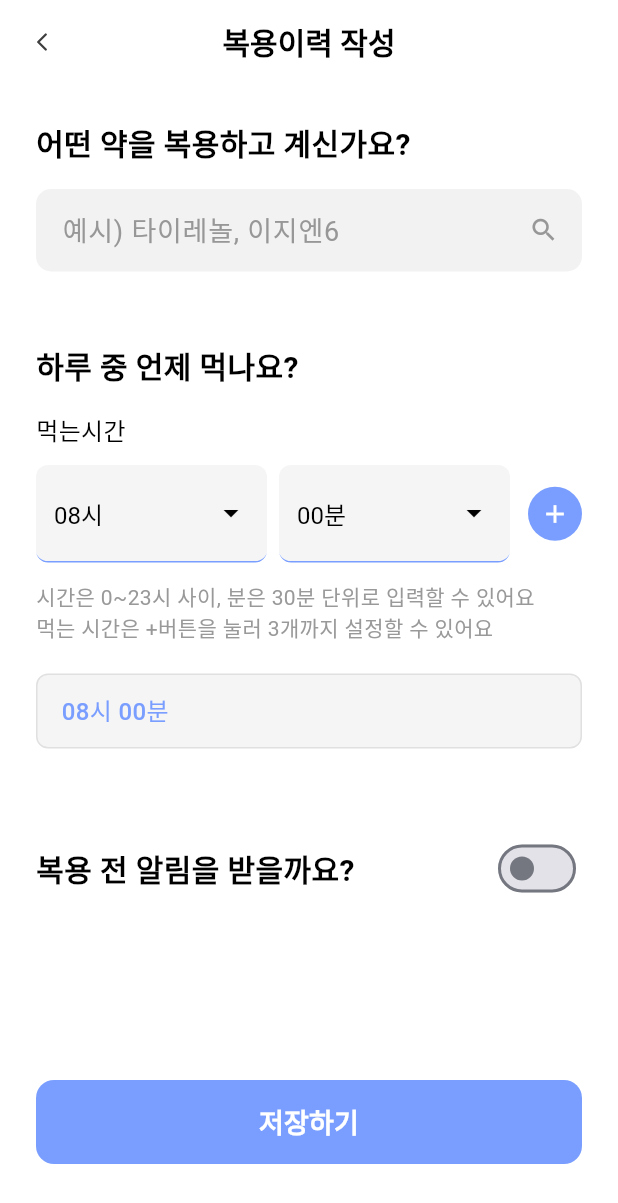
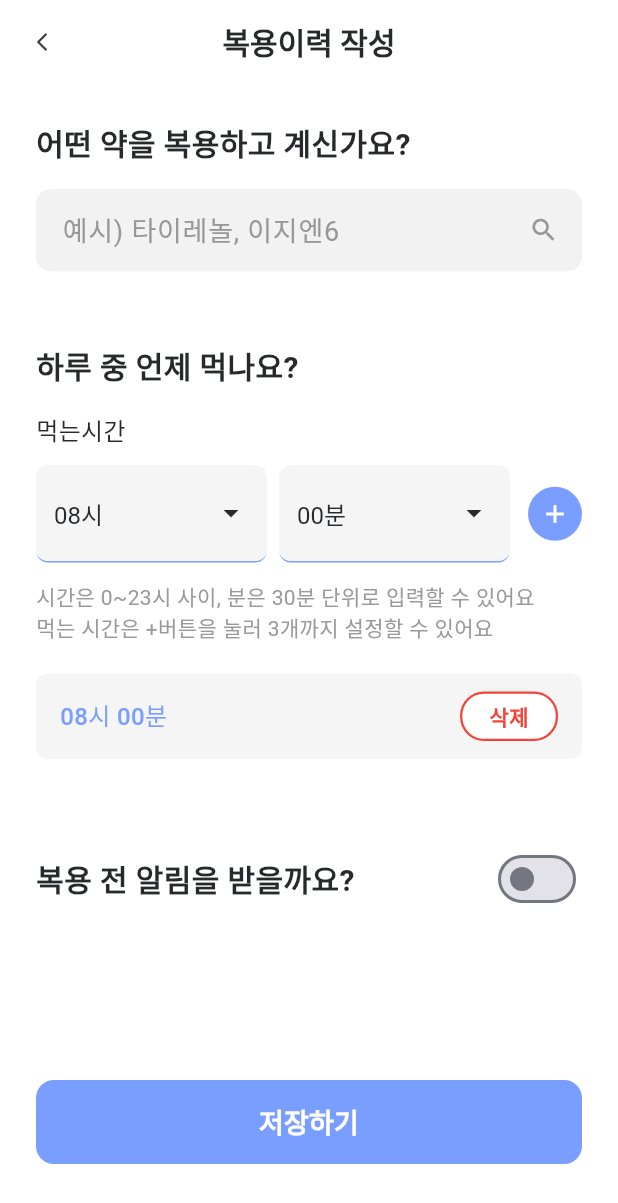
Before and after one commit to jack9282/deepdot, a Flutter app: the _AddTakingScreenBody screen opened directly, after a tap on the "add" icon, on a phone screen of 412 x 824 dp. Shown: the top 1203 px of the screen. Run offline on Flutter 3.47's test engine with Material 3 defaults, Android fonts, the phone set to English and light mode, and no system bars; our stand-ins replace dio, flutter_local_notifications, flutter_svg, go_router, jwt_decoder, lottie and 3 more; accounts and stored records are empty; network calls fail; Roboto replaces fonts that are missing (Pretendard).

Commit message:
디자인 수정

```diff
--- a/lib/common/theme/app_theme.dart
+++ b/lib/common/theme/app_theme.dart
@@ -11,6 +11,7 @@ class AppTheme {
   static const Color borderColor = Color(0xFFE2E8F0);
 
   static const Color greyPrimaryColor = Color(0xFF979797);
+  static const Color textBlackColor = Color(0xFF27292B);
   static const Color textGreyColor = Color(0xFFB4B5B6);
   static const Color iconGreyColor = Color(0xFFD6D8D9);
   static const Color darkColor = Color(0xFF2D3748);
--- a/lib/features/routine/widgets/routine_list_item.dart
+++ b/lib/features/routine/widgets/routine_list_item.dart
@@ -77,7 +77,6 @@ class _RoutineListItemState extends State<RoutineListItem> {
                 final routineId = widget.routine['routineId'] as int?;
 
                 // routineId가 null인 경우 widget.index를 대신 사용
-                final effectiveId = routineId ?? widget.index;
                 final bool isChecked = routineId != null
                     ? widget.routineVM.getRoutineCheckState(routineId, dayIndex)
                     : _guestCheckStates[dayIndex]; // 게스트 모드에서는 로컬 상태 사용
--- a/lib/features/taking/screens/set_taking.dart
+++ b/lib/features/taking/screens/set_taking.dart
@@ -88,6 +88,7 @@ class _AddTakingScreenBodyState extends State<_AddTakingScreenBody> {
   // 추가: 약 이름 에러 상태
   bool _showNameError = false;
   bool _showDuplicateError = false;
+  bool _showTimeError = false;
 
   void _addRecentSearch(String name) {
     final now = DateTime.now();
@@ -231,32 +232,45 @@ class _AddTakingScreenBodyState extends State<_AddTakingScreenBody> {
   }
 
   void _removeTime(int idx) {
-    if (_takingTimes.length > 1) {
     setState(() {
       _takingTimes.removeAt(idx);
     });
   }
-  }
 
   void _onComplete() async {
+    bool hasError = false;
+
+    // 약 이름 체크
     if (_nameController.text.trim().isEmpty) {
       setState(() {
         _showNameError = true;
-        _showDuplicateError = false;
       });
-      return;
+      hasError = true;
+    } else {
+      setState(() {
+        _showNameError = false;
+      });
     }
 
     // 중복 체크
     _checkDuplicateName();
     if (_showDuplicateError) {
-      return;
+      hasError = true;
     }
 
+    // 시간 체크
+    if (_takingTimes.isEmpty) {
       setState(() {
-      _showNameError = false;
+        _showTimeError = true;
       });
-    if (_takingTimes.isEmpty) {
+      hasError = true;
+    } else {
+      setState(() {
+        _showTimeError = false;
+      });
+    }
+
+    if (hasError) {
       return;
     }
 
@@ -340,7 +354,7 @@ class _AddTakingScreenBodyState extends State<_AddTakingScreenBody> {
         ),
         title: Text(
           widget.editIndex != null ? '복용이력 수정' : '복용이력 작성',
-          style: const TextStyle(color: Colors.black),
+          style: const TextStyle(color: AppTheme.textBlackColor),
         ),
         centerTitle: true,
         toolbarHeight: 56,
@@ -360,7 +374,7 @@ class _AddTakingScreenBodyState extends State<_AddTakingScreenBody> {
               style: TextStyle(
                 fontSize: 20,
                 fontWeight: FontWeight.bold,
-                color: Colors.black,
+                color: AppTheme.textBlackColor,
               ),
             ),
             const SizedBox(height: 16),
@@ -376,7 +390,7 @@ class _AddTakingScreenBodyState extends State<_AddTakingScreenBody> {
               child: TextField(
                 controller: _nameController,
                 focusNode: _searchFocusNode,
-                style: const TextStyle(fontSize: 18, color: Colors.black),
+                style: const TextStyle(fontSize: 18, color: AppTheme.textBlackColor),
                 decoration: InputDecoration(
                   hintText: '예시) 타이레놀, 이지엔6',
                   hintStyle: TextStyle(color: AppTheme.greyPrimaryColor),
@@ -424,7 +438,7 @@ class _AddTakingScreenBodyState extends State<_AddTakingScreenBody> {
                     style: TextStyle(
                       fontSize: 16,
                       fontWeight: FontWeight.w600,
-                      color: Colors.black,
+                      color: AppTheme.textBlackColor,
                     ),
                   ),
                   GestureDetector(
@@ -457,7 +471,7 @@ class _AddTakingScreenBodyState extends State<_AddTakingScreenBody> {
                               item['name']!,
                               style: const TextStyle(
                                 fontSize: 16,
-                                color: Colors.black,
+                                color: AppTheme.textBlackColor,
                               ),
                             ),
                           ),
@@ -509,7 +523,7 @@ class _AddTakingScreenBodyState extends State<_AddTakingScreenBody> {
                       return ListTile(
                         title: Text(
                           _filteredMedications[index],
-                          style: const TextStyle(color: Colors.black),
+                          style: const TextStyle(color: AppTheme.textBlackColor),
                         ),
                         onTap: () =>
                             _selectMedication(_filteredMedications[index]),
@@ -524,7 +538,7 @@ class _AddTakingScreenBodyState extends State<_AddTakingScreenBody> {
               style: TextStyle(
                 fontSize: 20,
                 fontWeight: FontWeight.bold,
-                color: Colors.black,
+                color: AppTheme.textBlackColor,
               ),
             ),
             const SizedBox(height: 16),
@@ -533,7 +547,7 @@ class _AddTakingScreenBodyState extends State<_AddTakingScreenBody> {
               style: TextStyle(
                 fontSize: 16,
                 fontWeight: FontWeight.w500,
-                color: Colors.black,
+                color: AppTheme.textBlackColor,
               ),
             ),
             const SizedBox(height: 12),
@@ -555,9 +569,9 @@ class _AddTakingScreenBodyState extends State<_AddTakingScreenBody> {
                         child: DropdownButton<String>(
                           value: _selectedHour,
                           dropdownColor: Colors.white,
-                          iconEnabledColor: Colors.black,
+                          iconEnabledColor: AppTheme.textBlackColor,
                           style: const TextStyle(
-                            color: Colors.black,
+                            color: AppTheme.textBlackColor,
                             fontSize: 16,
                           ),
                           items: _hourOptions
@@ -566,7 +580,7 @@ class _AddTakingScreenBodyState extends State<_AddTakingScreenBody> {
                                   value: hour,
                                   child: Text(
                                     '${hour}시',
-                                    style: const TextStyle(color: Colors.black),
+                                    style: const TextStyle(color: AppTheme.textBlackColor),
                                   ),
                                 ),
                               )
@@ -593,9 +607,9 @@ class _AddTakingScreenBodyState extends State<_AddTakingScreenBody> {
                         child: DropdownButton<String>(
                           value: _selectedMinute,
                           dropdownColor: Colors.white,
-                          iconEnabledColor: Colors.black,
+                          iconEnabledColor: AppTheme.textBlackColor,
                           style: const TextStyle(
-                            color: Colors.black,
+                            color: AppTheme.textBlackColor,
                             fontSize: 16,
                           ),
                           items: _minuteOptions
@@ -604,7 +618,7 @@ class _AddTakingScreenBodyState extends State<_AddTakingScreenBody> {
                                   value: minute,
                                   child: Text(
                                     '${minute}분',
-                                    style: const TextStyle(color: Colors.black),
+                                    style: const TextStyle(color: AppTheme.textBlackColor),
                                   ),
                                 ),
                               )
@@ -659,7 +673,6 @@ class _AddTakingScreenBodyState extends State<_AddTakingScreenBody> {
                   decoration: BoxDecoration(
                     color: const Color(0xFFF5F5F5),
                     borderRadius: BorderRadius.circular(8),
-                    border: Border.all(color: const Color(0xFFE0E0E0)),
                   ),
                   child: Row(
                     children: [
@@ -672,22 +685,21 @@ class _AddTakingScreenBodyState extends State<_AddTakingScreenBody> {
                          ),
                        ),
                       const Spacer(),
-                                             if (_takingTimes.length > 1)
                       GestureDetector(
                         onTap: () => _removeTime(idx),
                         child: Container(
-                             padding: const EdgeInsets.symmetric(horizontal: 12, vertical: 6),
+                          padding: const EdgeInsets.symmetric(horizontal: 18, vertical: 5),
                           decoration: BoxDecoration(
                             color: Colors.white,
                             borderRadius: BorderRadius.circular(16),
-                               border: Border.all(color: Colors.red),
+                            border: Border.all(color: Colors.red, width: 1.5),
                           ),
                           child: const Text(
                             '삭제',
                             style: TextStyle(
                               color: Colors.red,
                               fontSize: 14,
-                                 fontWeight: FontWeight.w500,
+                              fontWeight: FontWeight.w600,
                             ),
                           ),
                         ),
@@ -696,6 +708,14 @@ class _AddTakingScreenBodyState extends State<_AddTakingScreenBody> {
                   ),
                 );
               }),
+            ),
+            if (_showTimeError)
+              Padding(
+                padding: const EdgeInsets.only(left: 4, top: 8),
+                child: Text(
+                  '최소 하나의 복용 시간을 추가해주세요',
+                  style: TextStyle(color: Colors.red, fontSize: 12),
+                ),
               ),
             const SizedBox(height: 48),
             Row(
@@ -706,7 +726,7 @@ class _AddTakingScreenBodyState extends State<_AddTakingScreenBody> {
                   style: TextStyle(
                     fontSize: 20,
                     fontWeight: FontWeight.bold,
-                    color: Colors.black,
+                    color: AppTheme.textBlackColor,
                   ),
                 ),
                 Switch(
```
Also changed, not shown: lib/features/auth/screens/login_screen.dart (+19 -38 lines), lib/features/routine/screens/set_routine.dart (+15 -15 lines). Lines whose indentation alone changed are shown as unchanged.
